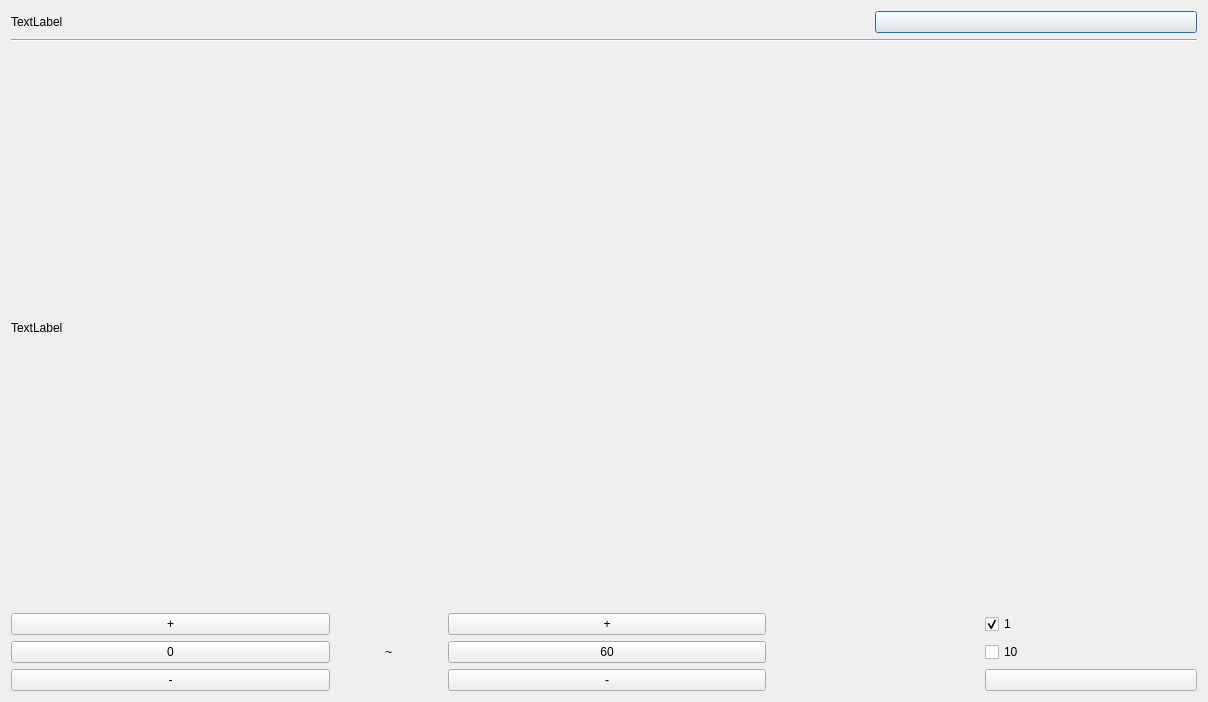
Qt form SearchBoxDialog.ui (wruwami/TPCAM-M30) before a commit.
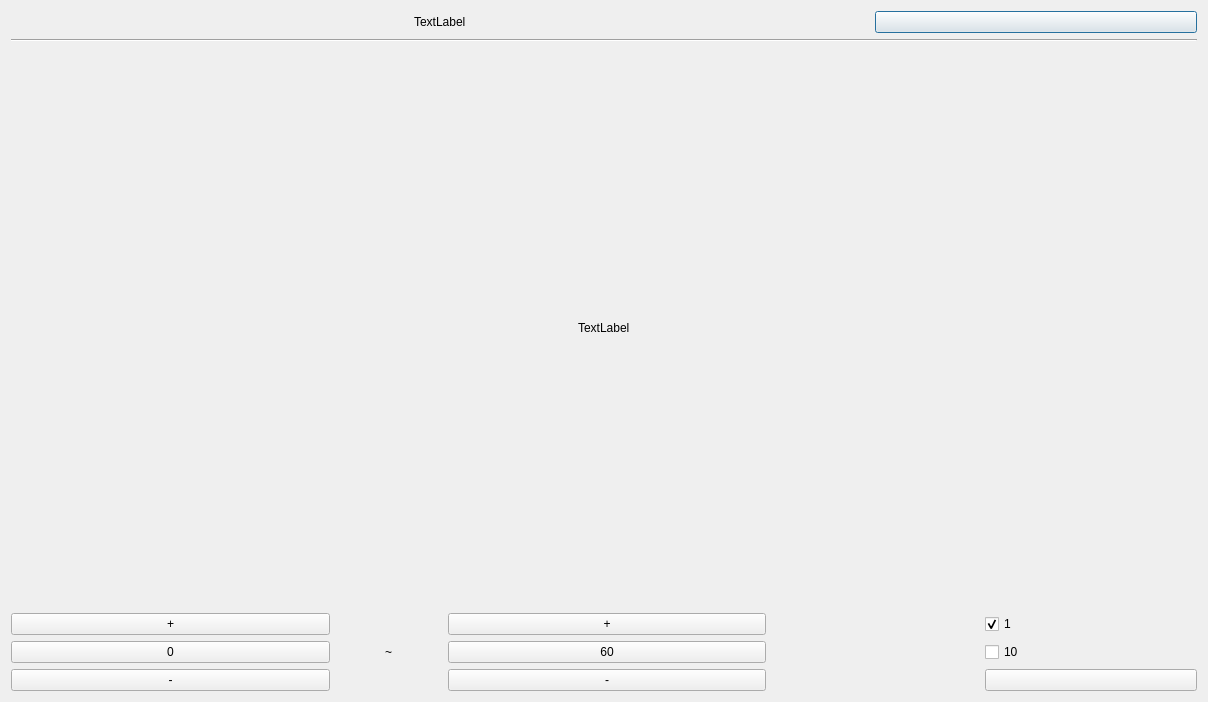
The same form after that commit. Custom widgets are drawn as their Qt base class.

Patch:
```diff
--- a/SearchBoxDialog.ui
+++ b/SearchBoxDialog.ui
@@ -19,7 +19,7 @@
   <layout class="QVBoxLayout" name="verticalLayout_2" stretch="14,0,68">
    <item>
     <layout class="QHBoxLayout" name="horizontalLayout_3" stretch="347,130">
-     <item>
+     <item alignment="Qt::AlignHCenter">
       <widget class="CustomLabel" name="titleLabel">
        <property name="text">
         <string>TextLabel</string>
@@ -46,7 +46,7 @@
     <layout class="QVBoxLayout" name="verticalLayout" stretch="1,3">
      <item>
       <layout class="QHBoxLayout" name="horizontalLayout">
-       <item>
+       <item alignment="Qt::AlignHCenter">
         <widget class="CustomLabel" name="searchTextLabel">
          <property name="text">
           <string>TextLabel</string>
```
